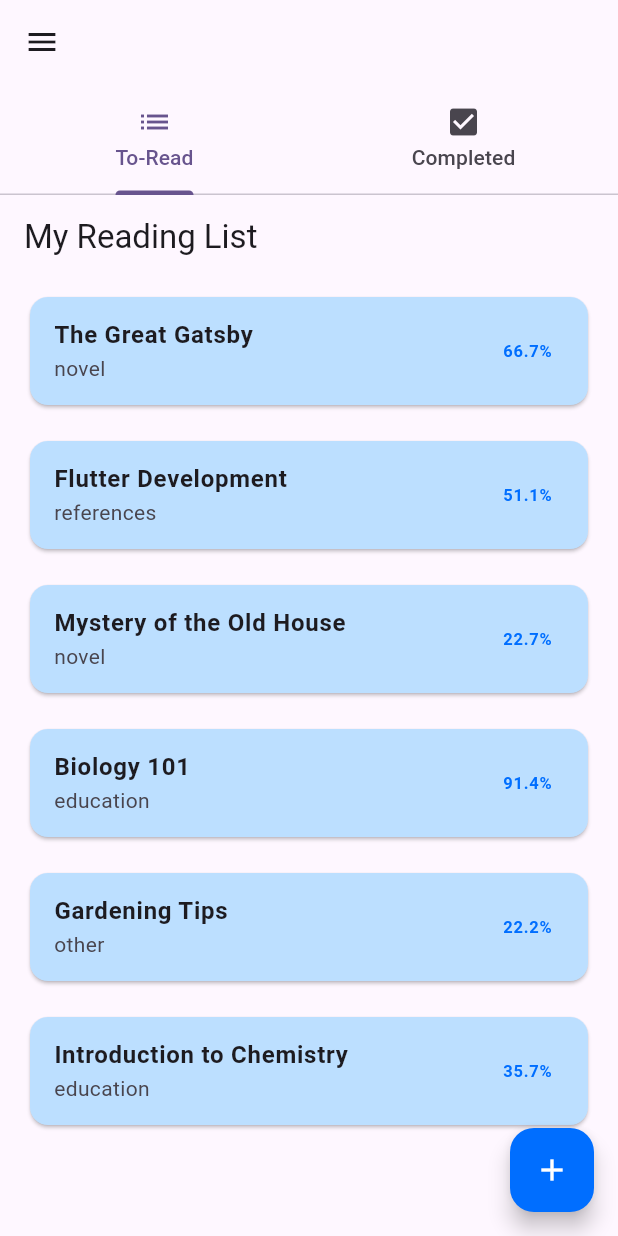
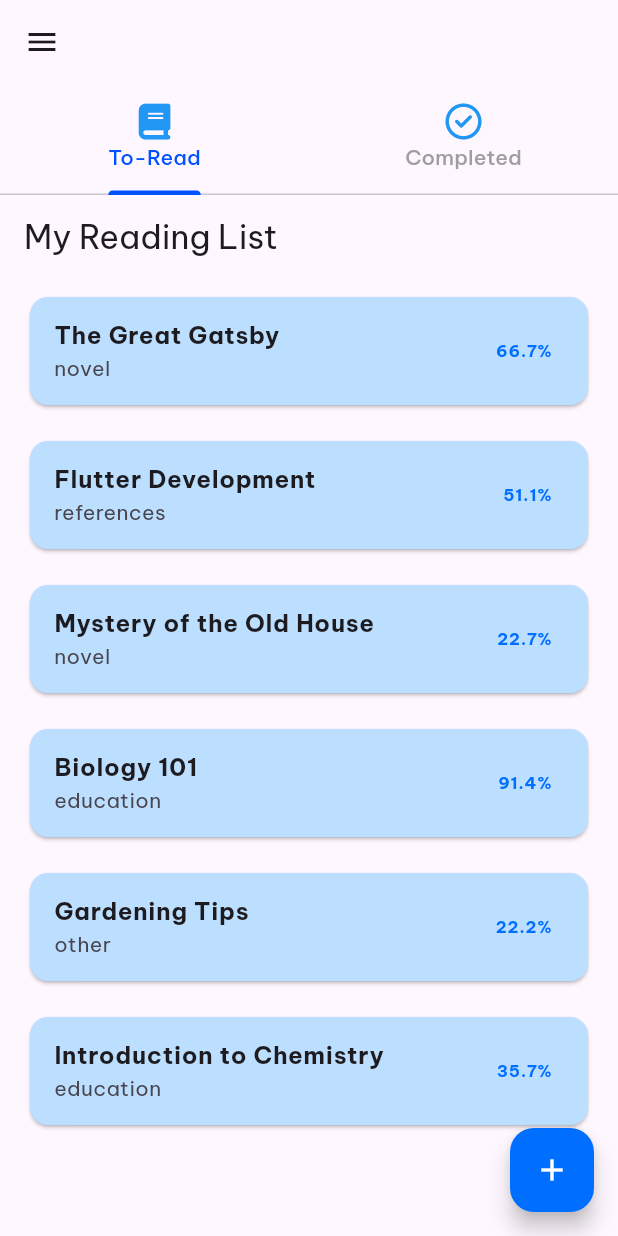
Before and after one commit to ayamgulai/fp-tekber, a Flutter app: the screen it shows after launch, on a phone screen of 412 x 824 dp. Run offline on Flutter 3.47's test engine with Material 3 defaults, Android fonts, the phone set to English and light mode, and no system bars; our stand-ins replace font_awesome_flutter, google_fonts.

Commit message:
update bookTabs icon, change theme font

```diff
--- a/lib/main.dart
+++ b/lib/main.dart
@@ -2,6 +2,7 @@ import 'package:flutter/material.dart';
 import 'routes/appRoutes.dart';
 import 'screens/default.dart';
 import 'widgets/bookTabs.dart';
+import 'package:google_fonts/google_fonts.dart';
 
 void main() {
   runApp(const MyApp());
@@ -18,6 +19,7 @@ class MyApp extends StatelessWidget {
       theme: ThemeData(
         colorScheme: ColorScheme.fromSeed(seedColor: Colors.deepPurple),
         useMaterial3: true,
+        textTheme: GoogleFonts.beVietnamProTextTheme(),
       ),
       home: BookTabs(),
       onGenerateRoute: AppRoutes.generateRoute,
--- a/lib/widgets/bookTabs.dart
+++ b/lib/widgets/bookTabs.dart
@@ -1,6 +1,7 @@
 import '../screens/bookList.dart';
 import 'bookDrawer.dart';
 import 'package:flutter/material.dart';
+import 'package:font_awesome_flutter/font_awesome_flutter.dart';
 
 class BookTabs extends StatelessWidget {
    @override
@@ -10,9 +11,12 @@ class BookTabs extends StatelessWidget {
         child: Scaffold(
           appBar: AppBar(
             bottom: const TabBar(
+              labelColor: Color.fromARGB(255, 0, 81, 255), // Warna teks tab yang aktif
+              unselectedLabelColor: Colors.grey, // Warna teks tab yang tidak aktif
+              indicatorColor: Color.fromARGB(255, 0, 81, 255), // Warna garis indikato
               tabs: [
-                Tab(text: 'To-Read', icon: Icon(Icons.list)),
-                Tab(text: 'Completed', icon: Icon(Icons.check_box)),
+                Tab(text: 'To-Read', icon: Icon(FontAwesomeIcons.book, color: Colors.blue,),),
+                Tab(text: 'Completed', icon: Icon(FontAwesomeIcons.circleCheck, color: Colors.blue)),
               ],
             ),
           ),
--- a/pubspec.yaml
+++ b/pubspec.yaml
@@ -30,6 +30,8 @@ environment:
 dependencies:
   flutter:
     sdk: flutter
+  font_awesome_flutter: ^10.5.0
+  google_fonts: ^5.0.0
 
 
   # The following adds the Cupertino Icons font to your application.
```
Also changed, not shown: pubspec.lock.
